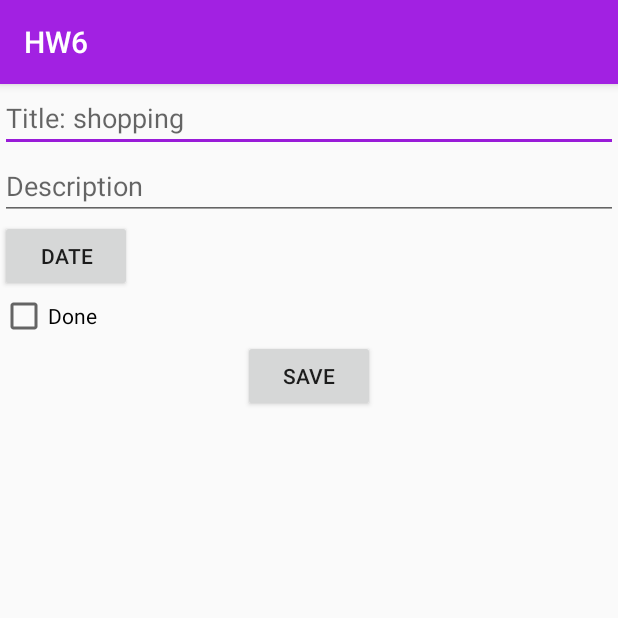
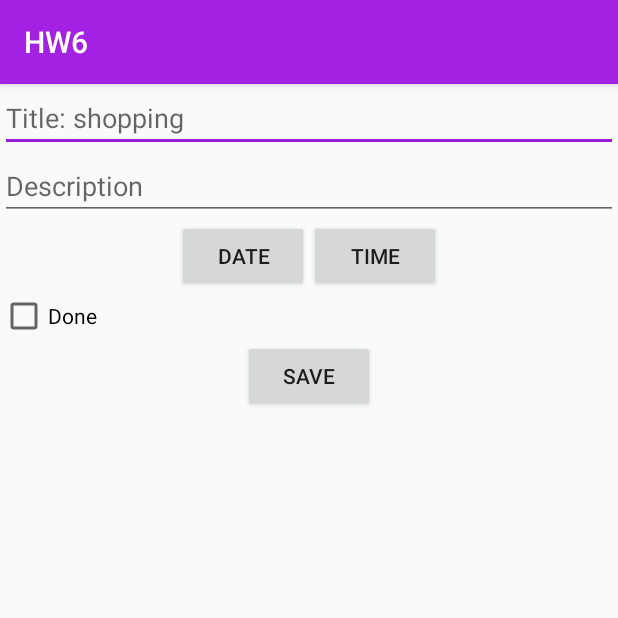
Before and after one commit to bahmanebazoo/HW6, an Android app: the MainActivity screen opened directly, with no data from a screen before it, after a tap on an icon or button, on a phone screen of 412 x 824 dp, the top half of it. Run offline under Robolectric (Android 15) with nearby library versions, the phone set to English and light mode, and no system bars; 3 statements that could not run were skipped.

Commit message:
before separate placeholderFragment

```diff
--- a/app/src/main/java/com/example/mind/hw6/LogInActivity.java
+++ b/app/src/main/java/com/example/mind/hw6/LogInActivity.java
@@ -21,9 +21,10 @@ public class LogInActivity extends AppCompatActivity {
     protected void onCreate(Bundle savedInstanceState) {
         super.onCreate(savedInstanceState);
         setContentView(R.layout.activity_log_in);
-
         FragmentManager fragmentManager = getSupportFragmentManager();
         fragmentManager.beginTransaction().replace(R.id.log_container,LogInFragment.newInstance()).
                 commit();
     }
+
+
 }
--- a/app/src/main/java/com/example/mind/hw6/MainActivity.java
+++ b/app/src/main/java/com/example/mind/hw6/MainActivity.java
@@ -33,7 +33,8 @@ import android.widget.Toast;
 import com.example.mind.hw6.model.Repository;
 import com.example.mind.hw6.model.Task;
 
-import java.io.Serializable;
+import java.text.SimpleDateFormat;
+import java.util.Date;
 import java.util.List;
 import java.util.UUID;
 
@@ -51,7 +52,7 @@ public class MainActivity extends AppCompatActivity {
 
     private ViewPager mViewPager;
     private ImageView mImageView;
-    private Task mToDoList;
+    private Task mTask;
     private UUID mUUIDuser;
     private static UUID UserUUID;
 
@@ -100,9 +101,9 @@ public class MainActivity extends AppCompatActivity {
         fab.setOnClickListener(new View.OnClickListener() {
             @Override
             public void onClick(View view) {
-                mToDoList = new Task(mUUIDuser);
+                mTask = new Task(mUUIDuser);
                 //Repository.getInstance(getApplicationContext()).mAddTask(mTask);
-                UUID uuid = Repository.getInstance(getApplicationContext()).mAddTask(mToDoList);
+                UUID uuid = Repository.getInstance(getApplicationContext()).mAddTask(mTask);
                 // Toast.makeText(getApplicationContext(),uuid.toString(),Toast.LENGTH_LONG).show();
                 Intent intent = TaskActivity.newIntent(MainActivity.this, uuid, false);
                 startActivity(intent);
@@ -193,10 +194,9 @@ public class MainActivity extends AppCompatActivity {
             return rootView;
         }
 
-        private void updateUI() {
+        public void updateUI() {
             mposition = getArguments().getInt(ARG_SECTION_NUMBER);
             List<Task> tasks = Repository.getInstance(getActivity()).getListForShow(mposition, UserUUID);
-
             if (tasks.size()>0)
                 mImageView.setVisibility(View.GONE);
             else
@@ -244,12 +244,16 @@ public class MainActivity extends AppCompatActivity {
                         startActivity(intent);*/
 
                         UUID id = mTask.getUUID();
-                        Log.d("itemClick", mTask.getTitle());
                         ShowTaskFragment showTaskFragment = ShowTaskFragment.newInstance(id);
                         showTaskFragment.setTargetFragment(PlaceholderFragment.this, REQ_SHOW_TASK_TAG);
                         showTaskFragment.show(getFragmentManager(), TASK_TAG);
                     }
                 });
+            }
+
+            private String getFormattedDate(String s) {
+                SimpleDateFormat dateFormat = new SimpleDateFormat(s);
+                return dateFormat.format(Date.parse(mTask.getDate().toString()));
             }
 
 
@@ -260,9 +264,9 @@ public class MainActivity extends AppCompatActivity {
                 if (task.getTitle() == null)
                     firstChar = "";
                 else
-                    firstChar = "" + task.getTitle().charAt(0);
+                    firstChar = " " + task.getTitle().charAt(0);
                 mTextViewIcon.setText(firstChar.toUpperCase());
-                mTextViewDate.setText(task.getDate().toString());
+                mTextViewDate.setText(getFormattedDate("dd-mmm-yyyy  hh:mm a"));
                 if (task.isDone())
                     mRelativeLayout.setBackgroundColor(getContext().getColor(R.color.doneObjects));
             }
@@ -311,8 +315,7 @@ public class MainActivity extends AppCompatActivity {
             @Override
             public void onBindViewHolder(@NonNull RToDoViewHolder viewHolder, int position) {
                 if (getArguments() != null) {
-                    Task task = Repository.getInstance(getActivity()).getListForShow(getArguments()
-                            .getInt(ARG_SECTION_NUMBER), UserUUID).get(position);
+                    Task task = mTasks.get(position);
                     viewHolder.bind(task);
                 }
             }
@@ -363,4 +366,6 @@ public class MainActivity extends AppCompatActivity {
         super.onDestroy();
         //here must all of guest Tasks remove from Repository
     }
+
+
 }
--- a/app/src/main/java/com/example/mind/hw6/model/Task.java
+++ b/app/src/main/java/com/example/mind/hw6/model/Task.java
@@ -59,10 +59,7 @@ public class Task {
     }
 
     public Task(UUID user_uuid) {
-        mUserUUID = user_uuid;
-       mUUID=UUID.randomUUID();
-        mDate = new Date();
-        mDone=false;
+      this(UUID.randomUUID(), user_uuid);
     }
     public Task(UUID uuid, UUID user_uuid){
         mUserUUID=user_uuid;
--- a/app/src/main/res/layout/fragment_task.xml
+++ b/app/src/main/res/layout/fragment_task.xml
@@ -29,11 +29,22 @@ android:layout_gravity="center_horizontal"
         android:layout_width="wrap_content"
         android:layout_height="wrap_content"></DatePicker>-->
 
+<LinearLayout
+    android:layout_width="match_parent"
+    android:layout_height="wrap_content"
+    android:orientation="horizontal"
+    android:gravity="center_horizontal">
     <Button
         android:id="@+id/date_button"
         android:layout_width="wrap_content"
         android:layout_height="wrap_content"
-        android:text="DATE"/>
+        android:text="@string/datebutton"/>
+    <Button
+        android:id="@+id/time_button"
+        android:layout_width="wrap_content"
+        android:layout_height="wrap_content"
+        android:text="@string/timebutton"/>
+</LinearLayout>
 
     <CheckBox
         android:id="@+id/done_condition"
--- a/app/src/main/res/values/strings.xml
+++ b/app/src/main/res/values/strings.xml
@@ -16,6 +16,7 @@
     <string name="deletealldialog">Are you sure to delete all Tasks?</string>
     <string name="edit_butoon">EDIT</string>
     <string name="edit_task">Edit your Task:</string>
+    <string name="time_picker_title">Choose your Time</string>
 
     <!-- TODO: Remove or change this placeholder text -->
     <string name="hello_blank_fragment">Hello blank fragment</string>
@@ -33,4 +34,6 @@
     <string name="approve_signup">you signed up :)</string>
     <string name="dublicate_email">there is an account using this Email Do you forget your password?</string>
     <string name="guest_openning_alert">Opened as guest  (your task destroy after exiting)</string>
+    <string name="datebutton">DATE</string>
+    <string name="timebutton">TIME</string>
 </resources>
```
Also changed, not shown: app/src/main/java/com/example/mind/hw6/DateFragment.java (+14 -12 lines), app/src/main/java/com/example/mind/hw6/EditTaskFragment.java (+47 -20 lines), app/src/main/java/com/example/mind/hw6/TaskActivity.java (+21 -6 lines), app/src/main/java/com/example/mind/hw6/TaskFragment.java (+7 -7 lines), app/src/main/java/com/example/mind/hw6/TimeFragment.java (added, +79 -0 lines), app/src/main/res/layout/time_picker.xml (added, +8 -0 lines).
